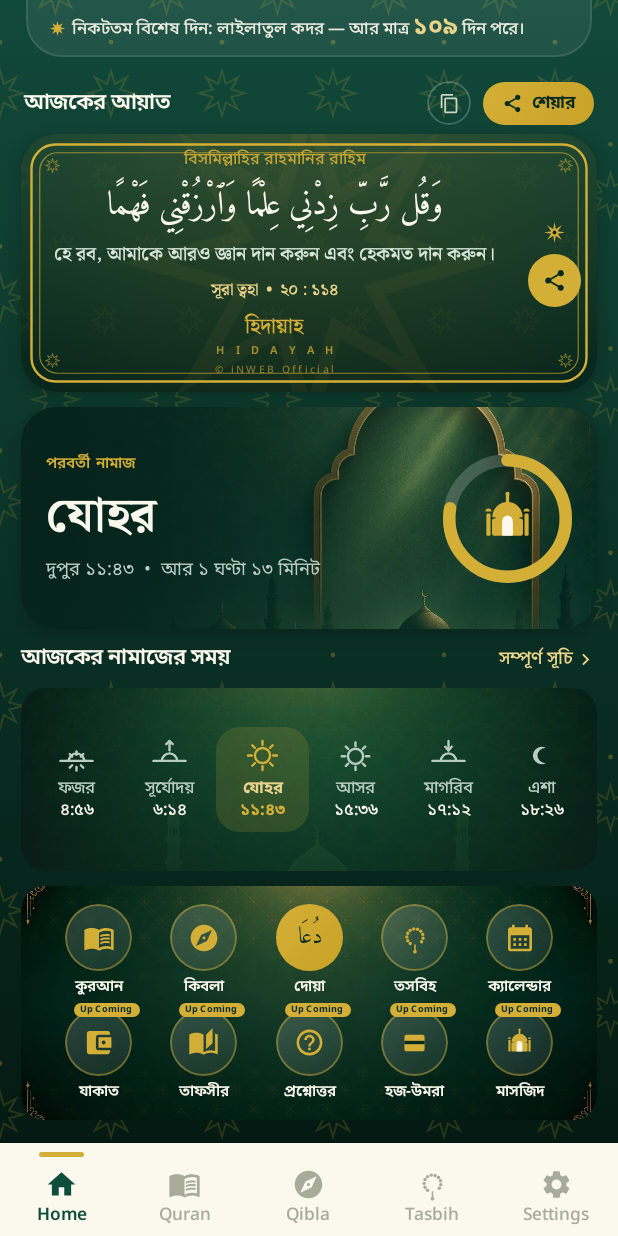
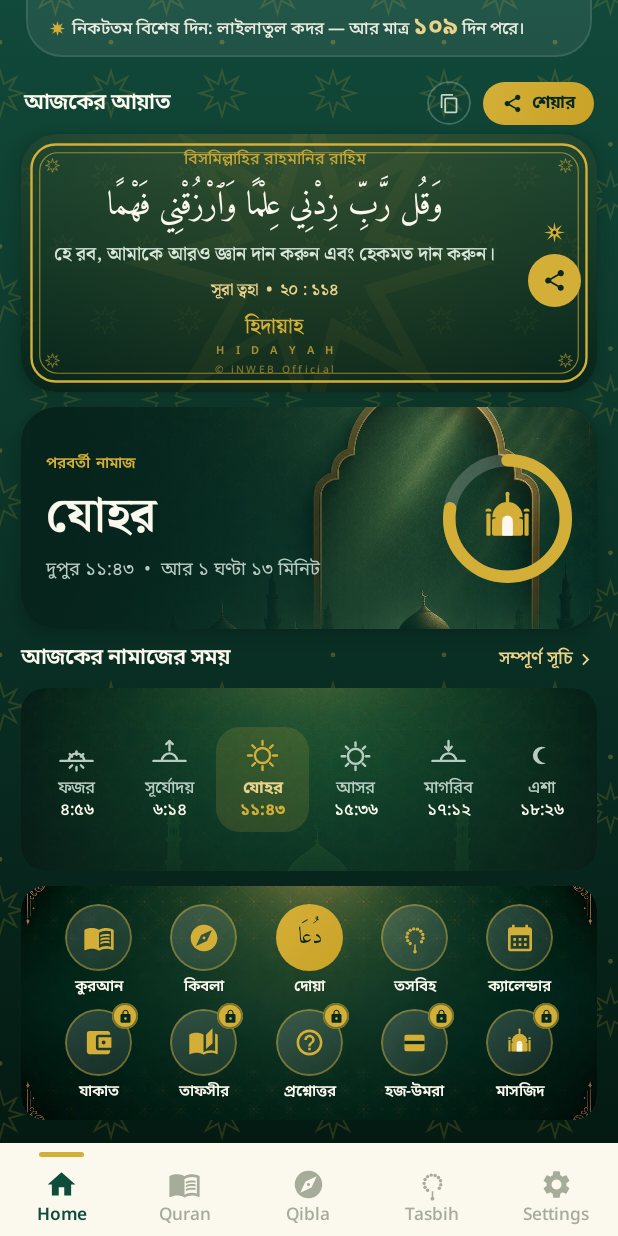
Before and after one commit to iNWEB-Official/Hidayah-Android, an Android app built with Jetpack Compose: the HomeScreen screen opened through its navigation route, scrolled down 215 dp, on a phone screen of 412 x 824 dp. Run offline under Robolectric (Android 15) with nearby library versions, the phone set to English and light mode, and no system bars.

Commit message:
feat(home): commong-soon text badge -> gold lock icon; icon-only toast [mirror]

```diff
--- a/app/src/main/java/com/hidayah/android/ui/screens/home/HomeScreen.kt
+++ b/app/src/main/java/com/hidayah/android/ui/screens/home/HomeScreen.kt
@@ -90,7 +90,6 @@ fun HomeScreen(
     val homeUi by viewModel.homeUi.collectAsState()
     val homeSettings by viewModel.settings.collectAsState()
     val localContext = LocalContext.current
-    val useBangla = androidx.compose.ui.platform.LocalConfiguration.current.locales[0].language.startsWith("bn")
     var locationMenuExpanded by remember { mutableStateOf(false) }
     val displayName = homeSettings.userName.trim().ifBlank { "অতিথি" }
 
@@ -108,9 +107,9 @@ fun HomeScreen(
     LaunchedEffect(homeSettings.useGpsLocation) {
         if (homeSettings.useGpsLocation) silentGpsRefresh()
     }
-    val comingSoonMsg = if (useBangla) "শীঘ্রই আসছে" else "Up Coming"
     val showComingSoon: () -> Unit = {
-        android.widget.Toast.makeText(localContext, comingSoonMsg, android.widget.Toast.LENGTH_SHORT).show()
+        // শীঘ্রই-আসছে লেখা বাদ — শুধু লক চিহ্ন ছুঁড়ে দাও (ব্যাজের সাথে মিল)
+        android.widget.Toast.makeText(localContext, "🔒", android.widget.Toast.LENGTH_SHORT).show()
     }
 
     BoxWithConstraints(
@@ -579,8 +578,6 @@ private fun RoundQuickAction(
     icon: @Composable (tint: Color) -> Unit
 ) {
     val sp: (Float) -> androidx.compose.ui.unit.TextUnit = { (it * s).sp }
-    val isBn = androidx.compose.ui.platform.LocalConfiguration.current.locales[0].language.startsWith("bn")
-    val badgeText = if (isBn) "শীঘ্রই আসছে" else "Up Coming"
     val circle = (46 * s).dp
     Column(horizontalAlignment = Alignment.CenterHorizontally) {
         Box {
@@ -599,20 +596,22 @@ private fun RoundQuickAction(
                 icon(if (filledGold) EmeraldDark else Gold)
             }
             if (comingSoon) {
+                // শীঘ্রই-আসছে লেখা বাদ — গোল্ড ব্যাজে লক আইকন
                 Box(
                     Modifier
                         .align(Alignment.TopEnd)
-                        .offset(x = 5.dp, y = (-4).dp)
-                        .clip(HidayahShapes.Pill)
+                        .offset(x = 4.dp, y = (-4).dp)
+                        .size(17.dp)
+                        .clip(CircleShape)
                         .background(Gold)
-                        .padding(horizontal = 4.dp, vertical = 0.5.dp)
+                        .border(1.dp, EmeraldDark.copy(alpha = 0.45f), CircleShape),
+                    contentAlignment = Alignment.Center
                 ) {
-                    Text(
-                        badgeText,
-                        style = HidayahType.Caption.copy(fontSize = 6.sp, fontWeight = FontWeight.Bold, letterSpacing = 0.1.sp),
-                        color = EmeraldDark,
-                        maxLines = 1,
-                        softWrap = false
+                    Icon(
+                        Icons.Filled.Lock,
+                        contentDescription = "শীঘ্রই আসছে",
+                        tint = EmeraldDark,
+                        modifier = Modifier.size(10.dp)
                     )
                 }
             }
```
